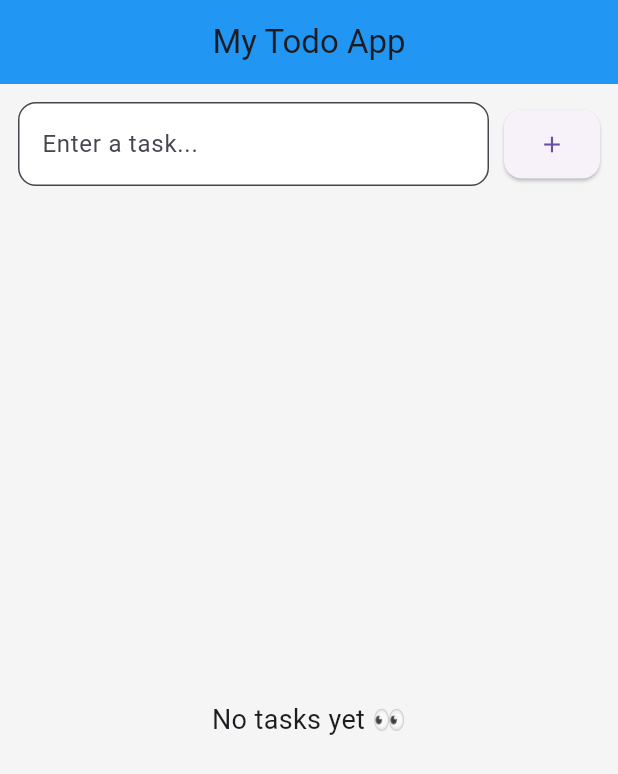
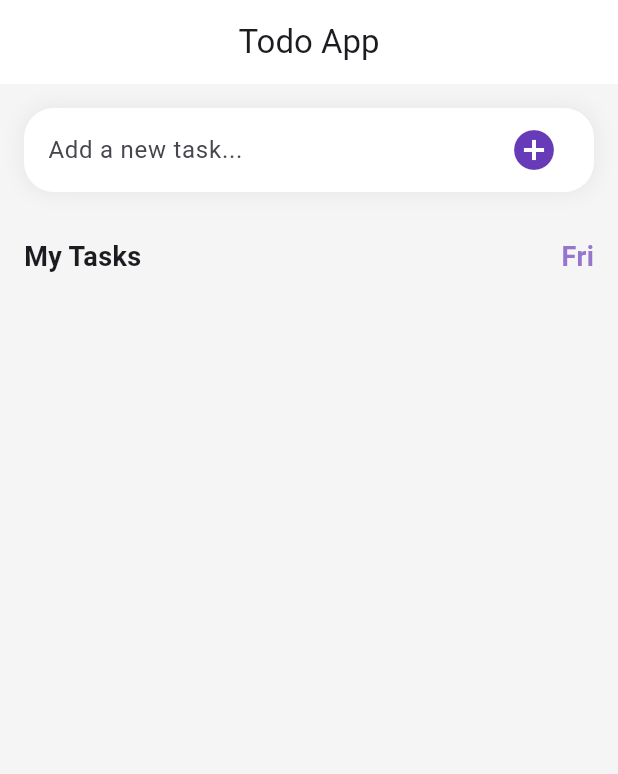
Before and after one commit to 11982-yr/FlutterTodo, a Flutter app: the screen it shows after launch, on a phone screen of 412 x 824 dp. Shown: the top 774 px of the screen. Run offline on Flutter 3.47's test engine with Material 3 defaults, Android fonts, the phone set to English and light mode, and no system bars.

Commit message:
new futures, days and colors

```diff
--- a/frontend/lib/main.dart
+++ b/frontend/lib/main.dart
@@ -9,9 +9,13 @@ class MyApp extends StatelessWidget {
 
   @override
   Widget build(BuildContext context) {
-    return const MaterialApp(
-      debugShowCheckedModeBanner: false,
-      home: TodoPage(),
+    return MaterialApp(
+      debugShowCheckedModeBanner: false, // Removes the "debug" banner
+      theme: ThemeData(
+        primarySwatch: Colors.deepPurple,
+        useMaterial3: true,
+      ),
+      home: const TodoPage(),
     );
   }
 }
@@ -24,86 +28,111 @@ class TodoPage extends StatefulWidget {
 }
 
 class _TodoPageState extends State<TodoPage> {
-  List<String> todos = [];
-
-  final TextEditingController controller = TextEditingController();
-
-  void addTodo() {
-    if (controller.text.trim().isNotEmpty) {
-      setState(() {
-        todos.add(controller.text.trim());
-        controller.clear();
-      });
-    }
-  }
-
-  void deleteTodo(int index) {
-    setState(() {
-      todos.removeAt(index);
-    });
-  }
+  final TextEditingController _controller = TextEditingController();
+  final List<String> _tasks = [];
 
   @override
   Widget build(BuildContext context) {
+    // Days of the week
+    List<String> days = ['Mon', 'Tue', 'Wed', 'Thu', 'Fri', 'Sat', 'Sun'];
+    String currentDay = days[DateTime.now().weekday - 1];
+    //-------------
+
     return Scaffold(
-      backgroundColor: Colors.grey[100],
+      backgroundColor: Colors.grey[100], // Subtle background color
       appBar: AppBar(
-        title: const Text("My Todo App"),
+        title: const Text("Todo App"),
         centerTitle: true,
-        backgroundColor: Colors.blue,
+        backgroundColor: Colors.white,
+        elevation: 0,
       ),
-      body: Column(
+      body: Padding(
+        padding: const EdgeInsets.all(16.0),
+        child: Column(
+          crossAxisAlignment: CrossAxisAlignment.start,
           children: [
-          Padding(
-            padding: const EdgeInsets.all(12),
+            // --- Upgraded Input Container ---
+            Container(
+              padding: const EdgeInsets.symmetric(horizontal: 16, vertical: 4),
+              decoration: BoxDecoration(
+                color: Colors.white,
+                borderRadius: BorderRadius.circular(20),
+                boxShadow: [
+                  BoxShadow(
+                    color: Colors.black.withOpacity(0.05),
+                    blurRadius: 10,
+                    spreadRadius: 2,
+                  ),
+                ],
+              ),
               child: Row(
                 children: [
                   Expanded(
                     child: TextField(
-                    controller: controller,
-                    decoration: InputDecoration(
-                      hintText: "Enter a task...",
-                      filled: true,
-                      fillColor: Colors.white,
-                      border: OutlineInputBorder(
-                        borderRadius: BorderRadius.circular(12),
+                      controller: _controller,
+                      decoration: const InputDecoration(
+                        hintText: "Add a new task...",
+                        border: InputBorder.none,
                       ),
                     ),
                   ),
-                ),
-                const SizedBox(width: 10),
-                ElevatedButton(
-                  onPressed: addTodo,
-                  style: ElevatedButton.styleFrom(
-                    padding: const EdgeInsets.all(14),
-                    shape: RoundedRectangleBorder(
-                      borderRadius: BorderRadius.circular(12),
-                    ),
-                  ),
-                  child: const Icon(Icons.add),
+                  IconButton(
+                    icon: const Icon(Icons.add_circle, color: Colors.deepPurple, size: 32),
+                    onPressed: () {
+                      setState(() {
+                        if (_controller.text.isNotEmpty) {
+                          _tasks.add(_controller.text);
+                          _controller.clear();
+                        }
+                      });
+                    },
                   ),
                 ],
               ),
             ),
+
+            const SizedBox(height: 30),
+            Row(
+              mainAxisAlignment: MainAxisAlignment.spaceBetween,
+              children: [
+                const Text(
+                  "My Tasks",
+                  style: TextStyle(fontSize: 18, fontWeight: FontWeight.bold),
+                ),
+                Text(
+                  currentDay,
+                  style: TextStyle(
+                    fontSize: 18,
+                    fontWeight: FontWeight.bold,
+                    color: Colors.deepPurple[300],
+                  ),
+                ),
+              ],
+            ),
+            const SizedBox(height: 10),
+
+            // --- The List of Tasks ---
             Expanded(
-            child: todos.isEmpty
-                ? const Center(
-                    child: Text(
-                      "No tasks yet 👀",
-                      style: TextStyle(fontSize: 18),
-                    ),
-                  )
-                : ListView.builder(
-                    itemCount: todos.length,
+              child: ListView.builder(
+                itemCount: _tasks.length,
                 itemBuilder: (context, index) {
                   return Card(
-                        margin: const EdgeInsets.symmetric(
-                            horizontal: 12, vertical: 6),
+                    elevation: 0,
+                    color: Colors.white,
+                    margin: const EdgeInsets.only(bottom: 10),
+                    shape: RoundedRectangleBorder(
+                      borderRadius: BorderRadius.circular(12),
+                    ),
                     child: ListTile(
-                          title: Text(todos[index]),
+                      title: Text(_tasks[index]),
+                      leading: const Icon(Icons.circle_outlined, color: Colors.deepPurple),
                       trailing: IconButton(
-                            icon: const Icon(Icons.delete, color: Colors.red),
-                            onPressed: () => deleteTodo(index),
+                        icon: const Icon(Icons.delete, color: Colors.redAccent),
+                        onPressed: () {
+                          setState(() {
+                            _tasks.removeAt(index);
+                          });
+                        },
                       ),
                     ),
                   );
@@ -112,6 +141,7 @@ class _TodoPageState extends State<TodoPage> {
             ),
           ],
         ),
+      ),
     );
   }
 }
```
Also changed, not shown: frontend/pubspec.lock. Lines whose indentation alone changed are shown as unchanged.
